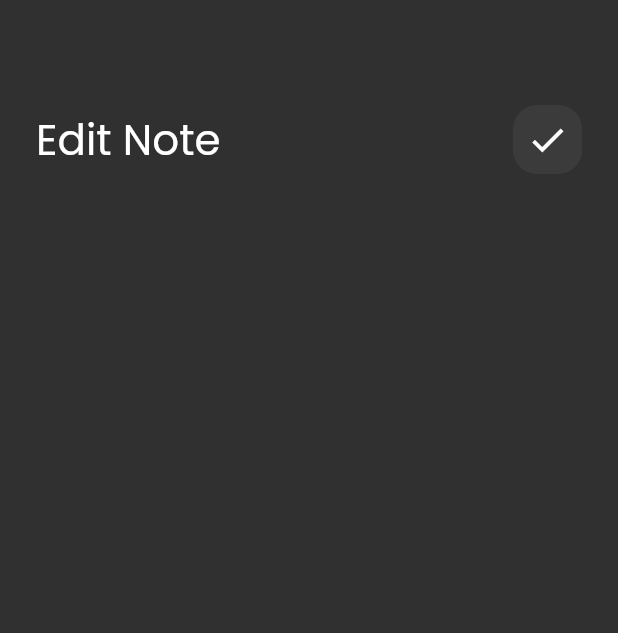
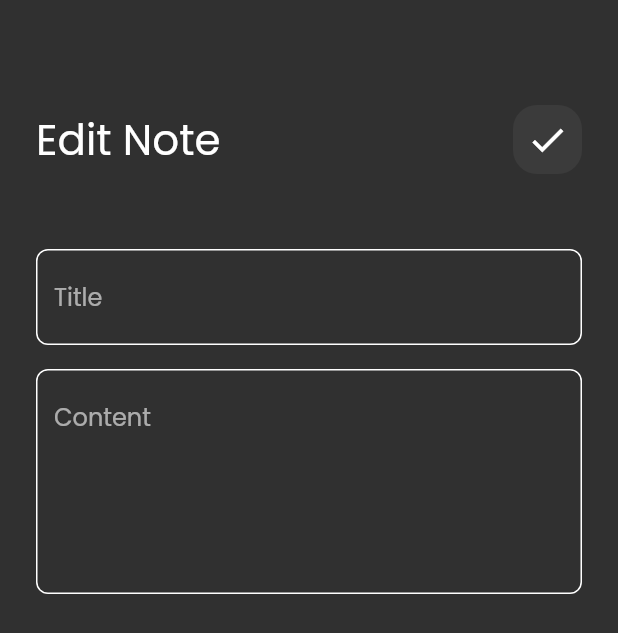
Before and after one commit to HossamBassem/notes_app, a Flutter app: the EditNoteView screen opened directly, on a phone screen of 412 x 824 dp. Shown: the top 633 px of the screen. Run offline on Flutter 3.47's test engine with Material 2 defaults, Android fonts, the phone set to English and light mode, and no system bars; our stand-ins replace font_awesome_flutter.

Commit message:
finish edit note view

```diff
--- a/lib/views/widgets/edit_note_view_body.dart
+++ b/lib/views/widgets/edit_note_view_body.dart
@@ -2,6 +2,7 @@ import 'package:flutter/material.dart';
 import 'package:flutter/src/widgets/framework.dart';
 import 'package:flutter/src/widgets/placeholder.dart';
 import 'package:notes_app/views/widgets/custom_appbar.dart';
+import 'package:notes_app/views/widgets/custom_textfield.dart';
 
 class EditNoteViewBody extends StatelessWidget {
   const EditNoteViewBody({super.key});
@@ -16,7 +17,18 @@ class EditNoteViewBody extends StatelessWidget {
           CustomAppBar(
             title: 'Edit Note',
             icon: Icons.check,
-          )
+          ),
+          SizedBox(
+            height: 50,
+          ),
+          CustomTextField(hint: 'Title'),
+          SizedBox(
+            height: 16,
+          ),
+          CustomTextField(
+            hint: 'Content',
+            maxLines: 5,
+          ),
         ],
       ),
     );
```
